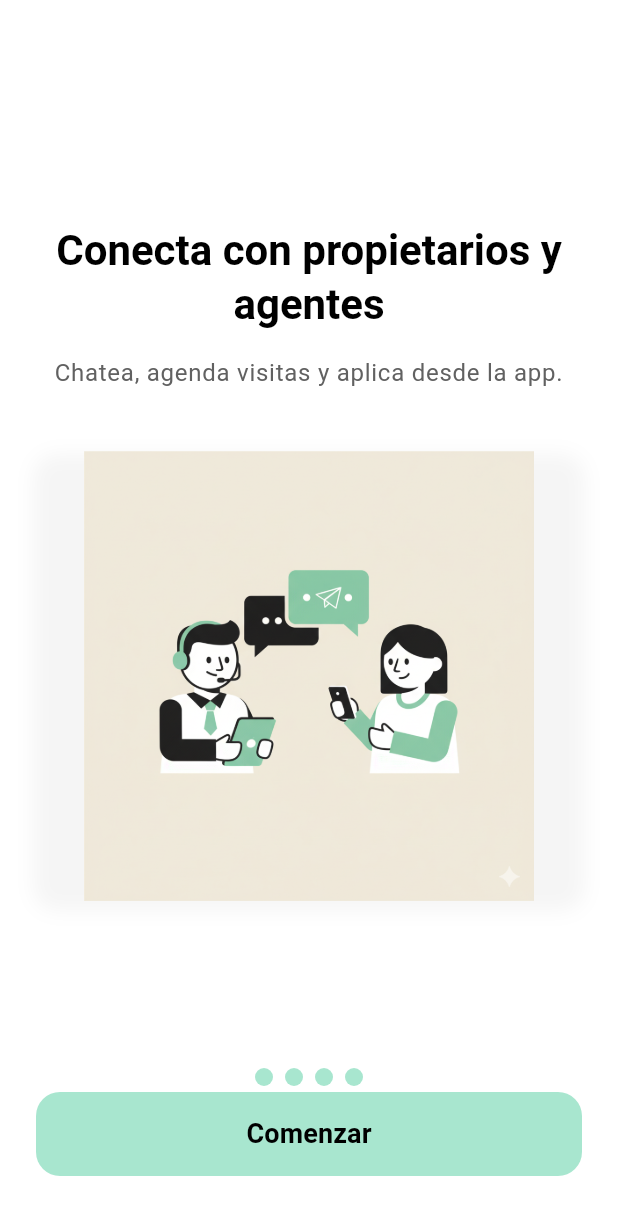
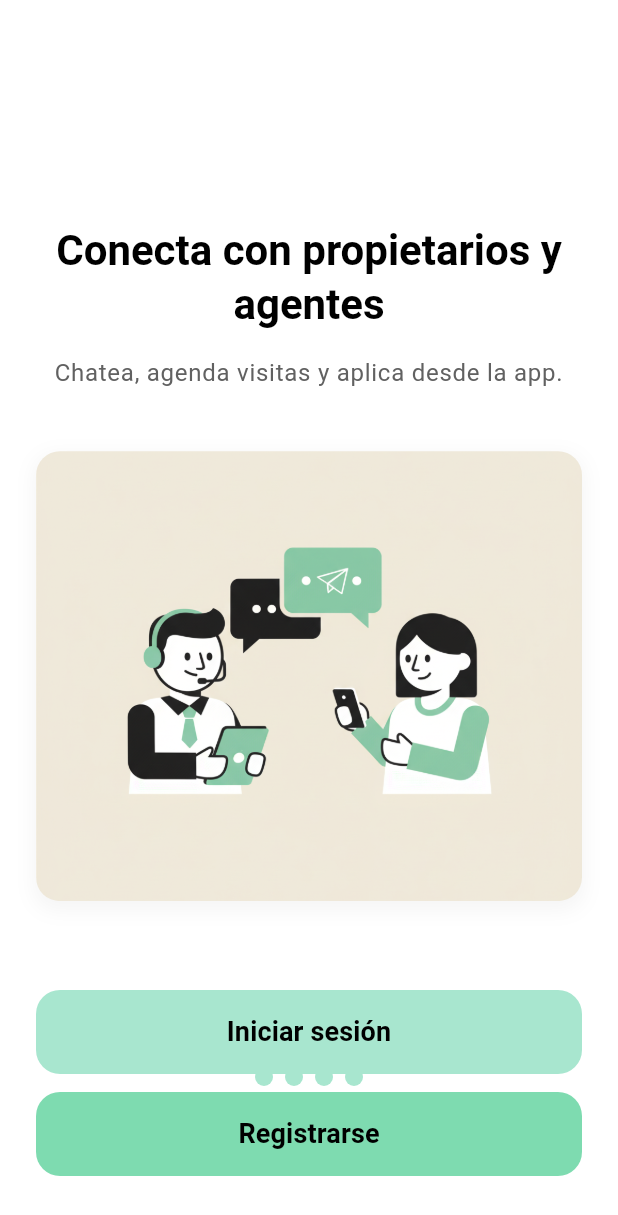
Before and after one commit to marvinjoel2001/habitto, a Flutter app: the screen it shows after launch, swiped to page 4, on a phone screen of 412 x 824 dp. Shown: the top 1215 px of the screen. Run offline on Flutter 3.47's test engine with Material 3 defaults, Android fonts, the phone set to English and light mode, and no system bars; our stand-ins replace geolocator, google_maps_flutter, video_player.

Commit message:
feat(auth): add register page and update onboarding navigation
- Create new register page with basic layout
- Replace direct login navigation in onboarding with dual login/register buttons
- Update image fit properties in onboarding page to cover

```diff
--- a/lib/features/onboarding/presentation/pages/onboarding_page.dart
+++ b/lib/features/onboarding/presentation/pages/onboarding_page.dart
@@ -43,9 +43,6 @@ class _OnboardingPageState extends State<OnboardingPage> {
         duration: const Duration(milliseconds: 300),
         curve: Curves.easeInOut,
       );
-    } else {
-      // Navegar al login
-      Navigator.pushReplacementNamed(context, '/login');
     }
   }
 
@@ -81,11 +78,32 @@ class _OnboardingPageState extends State<OnboardingPage> {
             bottom: 40,
             left: 24,
             right: 24,
-            child: CustomButton(
-              text: _currentPage == 3 ? 'Comenzar' : 'Siguiente',
-              onPressed: _nextPage,
-              backgroundColor: Theme.of(context).colorScheme.primary,
-            ),
+            child: _currentPage == 3
+                ? Column(
+                    mainAxisSize: MainAxisSize.min,
+                    children: [
+                      CustomButton(
+                        text: 'Iniciar sesión',
+                        onPressed: () {
+                          Navigator.pushReplacementNamed(context, '/login');
+                        },
+                        backgroundColor: Theme.of(context).colorScheme.primary,
+                      ),
+                      const SizedBox(height: 12),
+                      CustomButton(
+                        text: 'Registrarse',
+                        onPressed: () {
+                          Navigator.pushReplacementNamed(context, '/register');
+                        },
+                        backgroundColor: Theme.of(context).colorScheme.secondary,
+                      ),
+                    ],
+                  )
+                : CustomButton(
+                    text: 'Siguiente',
+                    onPressed: _nextPage,
+                    backgroundColor: Theme.of(context).colorScheme.primary,
+                  ),
           ),
         ],
       ),
@@ -255,7 +273,7 @@ class _OnboardingPageState extends State<OnboardingPage> {
                 borderRadius: BorderRadius.circular(16),
                 child: Image.asset(
                   'assets/images/seguridad.png',
-                  fit: BoxFit.contain,
+                  fit: BoxFit.cover,
                 ),
               ),
             ),
@@ -312,7 +330,7 @@ class _OnboardingPageState extends State<OnboardingPage> {
                 borderRadius: BorderRadius.circular(16),
                 child: Image.asset(
                   'assets/images/conexion.png',
-                  fit: BoxFit.contain,
+                  fit: BoxFit.cover,
                 ),
               ),
             ),
--- a/lib/main.dart
+++ b/lib/main.dart
@@ -3,6 +3,7 @@ import 'package:flutter/services.dart';
 import 'shared/theme/app_theme.dart';
 import 'features/onboarding/presentation/pages/onboarding_page.dart';
 import 'features/auth/presentation/pages/login_page.dart';
+import 'features/auth/presentation/pages/register_page.dart';
 import 'features/home/presentation/pages/home_page.dart';
 import 'features/properties/presentation/pages/add_property_page.dart';
 
@@ -43,6 +44,7 @@ class HabittoApp extends StatelessWidget {
       routes: {
         '/': (context) => const OnboardingPage(),
         '/login': (context) => const LoginPage(),
+        '/register': (context) => const RegisterPage(),
         '/home': (context) => const HomePage(),
         '/add-property': (context) => const AddPropertyPage(),
       },
```
Also changed, not shown: lib/features/auth/presentation/pages/register_page.dart (added, +28 -0 lines), assets/images/login_boy.png (added).
